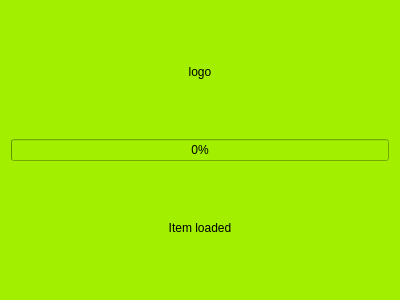
Before: the Qt Designer form loadscreen.ui in jesper/Salad-Tosser, drawn with Qt 5.
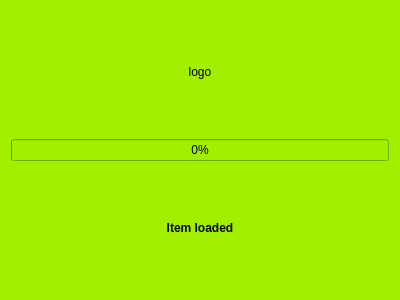
After: the same form once the commit is applied.

Commit message: Make the progress bar look a little better

```diff
--- a/loadscreen.ui
+++ b/loadscreen.ui
@@ -41,6 +41,12 @@
      </item>
      <item>
       <widget class="QLabel" name="loadText">
+       <property name="font">
+        <font>
+         <weight>75</weight>
+         <bold>true</bold>
+        </font>
+       </property>
        <property name="text">
         <string>Item loaded</string>
        </property>
```
The commit also changes 1 other file.
